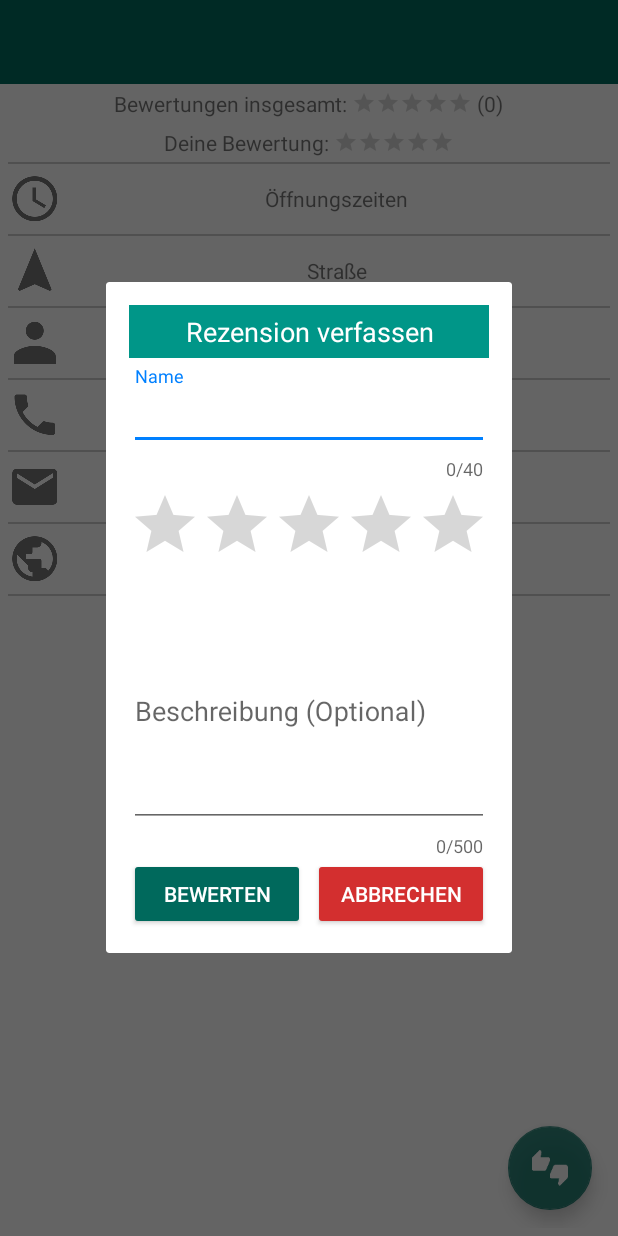
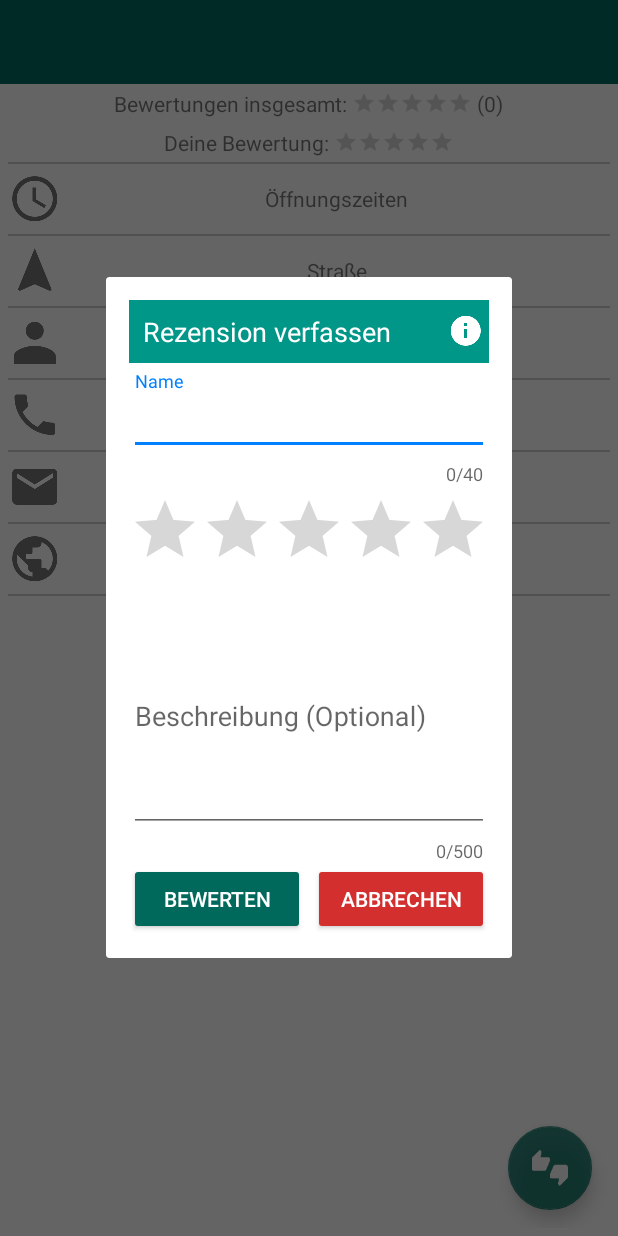
Before and after one commit to Daniel700/zoiglapp, an Android app: the fragment ReviewDialog placed in its activity, on a phone screen of 412 x 824 dp. Run offline under Robolectric (Android 15) with nearby library versions, the phone set to English and light mode, and no system bars; our stand-ins replace ButterKnife; libraries missing offline, so code that uses them is left out: com.amazonaws.auth, com.amazonaws.mobileconnectors, com.amazonaws.regions, com.amazonaws.services; 9 statements that could not run were skipped.

Commit message:
rating bar style + review info button

```diff
--- a/app/src/main/res/layout/activity_detailed_tavern.xml
+++ b/app/src/main/res/layout/activity_detailed_tavern.xml
@@ -28,7 +28,7 @@
             android:stepSize="0.1"
             android:numStars="5"
             android:isIndicator="true"
-            style="?android:attr/ratingBarStyleSmall"/>
+            style="@style/Widget.AppCompat.RatingBar.Small"/>
 
         <TextView
             android:id="@+id/detail_ratingBarSumText"
@@ -59,7 +59,7 @@
             android:numStars="5"
             android:stepSize="0.5"
             android:isIndicator="true"
-            style="?android:attr/ratingBarStyleSmall"/>
+            style="@style/Widget.AppCompat.RatingBar.Small"/>
 
     </LinearLayout>
 
--- a/app/src/main/res/layout/card_view_calendar.xml
+++ b/app/src/main/res/layout/card_view_calendar.xml
@@ -41,6 +41,7 @@
                 android:layout_width="0dp"
                 android:layout_height="wrap_content"
                 android:layout_weight="2.5"
+                android:layout_gravity="center"
                 android:gravity="center"
                 android:orientation="horizontal">
 
@@ -52,7 +53,7 @@
                     android:stepSize="0.1"
                     android:numStars="5"
                     android:isIndicator="true"
-                    style="?android:attr/ratingBarStyleSmall"/>
+                    style="@style/Widget.AppCompat.RatingBar.Small"/>
 
             </LinearLayout>
 
--- a/app/src/main/res/layout/card_view_reviews.xml
+++ b/app/src/main/res/layout/card_view_reviews.xml
@@ -47,7 +47,7 @@
                 android:layout_alignParentEnd="true"
                 android:layout_marginRight="5dp"
                 android:layout_marginEnd="5dp"
-                style="?android:attr/ratingBarStyleSmall"/>
+                style="@style/Widget.AppCompat.RatingBar.Small"/>
 
         </RelativeLayout>
 
--- a/app/src/main/res/layout/card_view_taverns.xml
+++ b/app/src/main/res/layout/card_view_taverns.xml
@@ -50,7 +50,7 @@
                 android:stepSize="0.1"
                 android:numStars="5"
                 android:isIndicator="true"
-                style="?android:attr/ratingBarStyleSmall"/>
+                style="@style/Widget.AppCompat.RatingBar.Small"/>
 
             <TextView
                 android:id="@+id/card_view_tavern_ratingBarText"
--- a/app/src/main/res/layout/dialog_review.xml
+++ b/app/src/main/res/layout/dialog_review.xml
@@ -6,15 +6,33 @@
     android:layout_height="match_parent"
     android:padding="15dp">
 
-    <TextView
+    <FrameLayout
         android:layout_width="match_parent"
         android:layout_height="wrap_content"
-        android:gravity="center"
-        android:textSize="18sp"
-        android:background="@color/colorPrimary"
-        android:textColor="@android:color/white"
-        android:padding="5dp"
-        android:text="Rezension verfassen"/>
+        android:orientation="horizontal"
+        android:padding="3dp"
+        android:background="@color/colorPrimary">
+
+        <TextView
+            android:layout_width="wrap_content"
+            android:layout_height="wrap_content"
+            android:layout_gravity="left|center_vertical"
+            android:gravity="center"
+            android:textSize="18sp"
+            android:textColor="@android:color/white"
+            android:padding="5dp"
+            android:text="Rezension verfassen"/>
+
+        <ImageButton
+            android:id="@+id/dialog_button_info"
+            android:layout_width="wrap_content"
+            android:layout_height="wrap_content"
+            android:layout_gravity="end|center_vertical"
+            android:onClick="showReviewInfo"
+            android:background="@drawable/ic_info_white_24dp"/>
+
+    </FrameLayout>
+
 
     <android.support.design.widget.TextInputLayout
         android:id="@+id/dialog_text_input_layout"
--- a/app/src/main/res/values/styles.xml
+++ b/app/src/main/res/values/styles.xml
@@ -27,5 +27,13 @@
         <item name="android:textColor">@android:color/white</item>
     </style>
 
+    <style name="MyAlertDialogStyle" parent="Theme.AppCompat.Light.Dialog.Alert">
+        <!-- Used for the buttons -->
+        <item name="colorAccent">#4E342E</item>
+        <!-- Used for the title and text -->
+        <item name="android:textColorPrimary">#FFFFFF</item>
+        <!-- Used for the background -->
+        <item name="android:background">@color/colorPrimary</item>
+    </style>
 
 </resources>
```
Also changed, not shown: app/src/main/java/main/DetailedTavernActivity.java (+4 -12 lines), app/src/main/java/view/ReviewDialog.java (+16 -2 lines), app/src/main/res/drawable-hdpi/ic_info_white_18dp.png (added), app/src/main/res/drawable-mdpi/ic_info_white_18dp.png (added), app/src/main/res/drawable-xhdpi/ic_info_white_18dp.png (added), app/src/main/res/drawable-xxhdpi/ic_info_white_18dp.png (added), app/src/main/res/drawable-xxxhdpi/ic_info_white_18dp.png (added).
